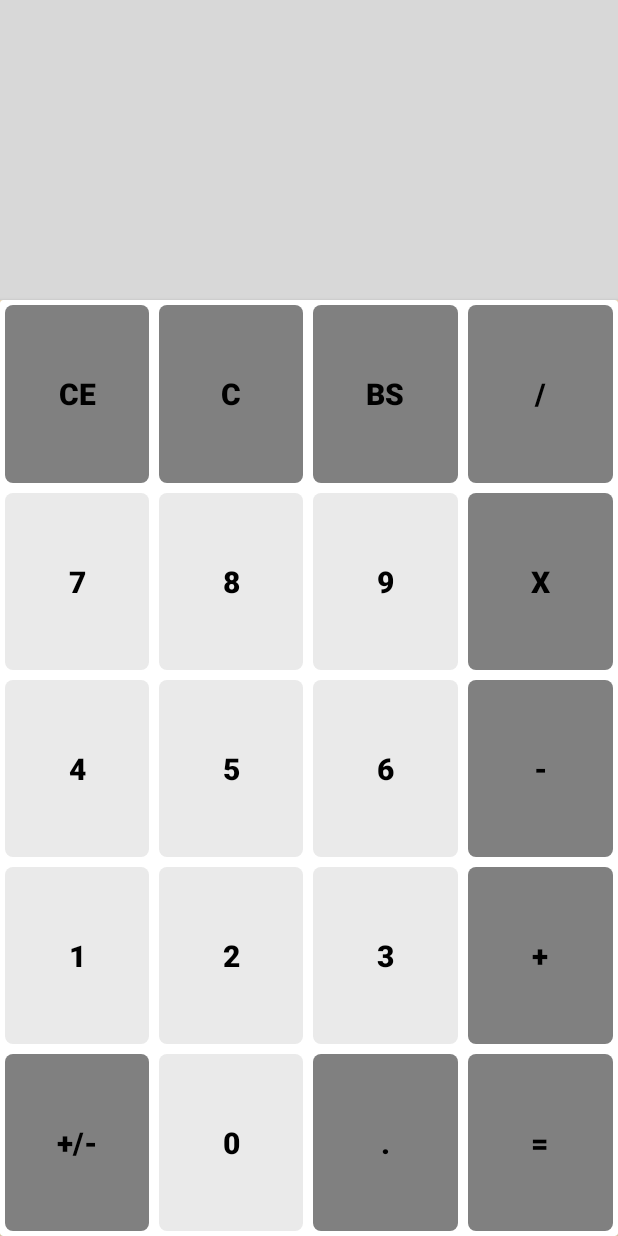
After one commit to minh-trancong/Android.VP.20231.SimpleCalculator, an Android app built with Jetpack Compose: the layout activity_main.xml on its own in the app's theme, with its tools: preview values and no code run, on a phone screen of 412 x 824 dp. The commit adds this screen. Run offline under Robolectric (Android 15) with nearby library versions, the phone set to English and light mode, and no system bars.

Commit message:
feat: add initial UI ✨

```diff
--- a/app/build.gradle.kts
+++ b/app/build.gradle.kts
@@ -38,6 +38,7 @@ android {
     }
     buildFeatures {
         compose = true
+        viewBinding = true
     }
     composeOptions {
         kotlinCompilerExtensionVersion = "1.4.3"
@@ -59,6 +60,8 @@ dependencies {
     implementation("androidx.compose.ui:ui-graphics")
     implementation("androidx.compose.ui:ui-tooling-preview")
     implementation("androidx.compose.material3:material3")
+    implementation("androidx.appcompat:appcompat:1.6.1")
+    implementation("androidx.cardview:cardview:1.0.0")
     testImplementation("junit:junit:4.13.2")
     androidTestImplementation("androidx.test.ext:junit:1.1.5")
     androidTestImplementation("androidx.test.espresso:espresso-core:3.5.1")
--- a/app/src/main/java/com/example/simplecalculator/MainActivity.kt
+++ b/app/src/main/java/com/example/simplecalculator/MainActivity.kt
@@ -1,46 +1,15 @@
 package com.example.simplecalculator
 
 import android.os.Bundle
-import androidx.activity.ComponentActivity
-import androidx.activity.compose.setContent
-import androidx.compose.foundation.layout.fillMaxSize
-import androidx.compose.material3.MaterialTheme
-import androidx.compose.material3.Surface
-import androidx.compose.material3.Text
-import androidx.compose.runtime.Composable
-import androidx.compose.ui.Modifier
-import androidx.compose.ui.tooling.preview.Preview
-import com.example.simplecalculator.ui.theme.SimpleCalculatorTheme
+import androidx.appcompat.app.AppCompatActivity
+import com.example.simplecalculator.databinding.ActivityMainBinding
 
-class MainActivity : ComponentActivity() {
+class MainActivity : AppCompatActivity() {
+    private lateinit var binding: ActivityMainBinding
+
     override fun onCreate(savedInstanceState: Bundle?) {
         super.onCreate(savedInstanceState)
-        setContent {
-            SimpleCalculatorTheme {
-                // A surface container using the 'background' color from the theme
-                Surface(
-                    modifier = Modifier.fillMaxSize(),
-                    color = MaterialTheme.colorScheme.background
-                ) {
-                    Greeting("Android")
-                }
-            }
-        }
+        binding = ActivityMainBinding.inflate(layoutInflater)
+        setContentView(binding.root)
     }
 }
-
-@Composable
-fun Greeting(name: String, modifier: Modifier = Modifier) {
-    Text(
-        text = "Hello $name!",
-        modifier = modifier
-    )
-}
-
-@Preview(showBackground = true)
-@Composable
-fun GreetingPreview() {
-    SimpleCalculatorTheme {
-        Greeting("Android")
-    }
-}
--- /dev/null
+++ b/app/src/main/res/drawable/gray_button.xml
@@ -0,0 +1,15 @@
+<?xml version="1.0" encoding="utf-8"?>
+<selector xmlns:android="http://schemas.android.com/apk/res/android">
+    <item android:state_pressed="true">
+        <shape android:shape="rectangle">
+            <solid android:color="#A9A9A9" />
+            <corners android:radius="5dp" />
+        </shape>
+    </item>
+    <item>
+        <shape android:shape="rectangle">
+            <solid android:color="#808080" />
+            <corners android:radius="5dp" />
+        </shape>
+    </item>
+</selector>
--- /dev/null
+++ b/app/src/main/res/drawable/white_button.xml
@@ -0,0 +1,15 @@
+<?xml version="1.0" encoding="utf-8"?>
+<selector xmlns:android="http://schemas.android.com/apk/res/android">
+    <item android:state_pressed="true">
+        <shape android:shape="rectangle">
+            <solid android:color="#9E9D9D" />
+            <corners android:radius="5dp" />
+        </shape>
+    </item>
+    <item>
+        <shape android:shape="rectangle">
+            <solid android:color="#EAEAEA" />
+            <corners android:radius="5dp" />
+        </shape>
+    </item>
+</selector>
--- /dev/null
+++ b/app/src/main/res/layout/activity_main.xml
@@ -0,0 +1,377 @@
+<?xml version="1.0" encoding="utf-8"?>
+<RelativeLayout
+    xmlns:android="http://schemas.android.com/apk/res/android"
+    xmlns:tools="http://schemas.android.com/tools"
+    xmlns:app="http://schemas.android.com/apk/res-auto"
+    android:layout_width="match_parent"
+    android:layout_height="match_parent"
+    android:background="@color/retro_beige"
+    tools:context=".MainActivity"
+    >
+
+    <TextView
+        android:id="@+id/second_tv"
+        android:layout_width="match_parent"
+        android:layout_height="100dp"
+        android:background="@color/retro_grey2"
+        android:gravity="bottom"
+        android:maxLines="1"
+        android:padding="10dp"
+        android:paddingTop="30dp"
+        android:text=""
+        android:textAlignment="viewEnd"
+        android:textColor="@color/black"
+        android:textSize="20sp"
+        tools:ignore="RtlCompat" />
+
+    <TextView
+        android:id="@+id/primary_tv"
+        android:layout_width="match_parent"
+        android:layout_height="100dp"
+        android:background="@color/retro_grey2"
+        android:layout_below="@id/second_tv"
+        android:gravity="bottom"
+        android:maxLines="1"
+        android:padding="10dp"
+        android:text=""
+        android:textAlignment="viewEnd"
+        android:textColor="@color/black"
+        android:textSize="35sp"
+        tools:ignore="RtlCompat"
+        />
+
+    <androidx.cardview.widget.CardView
+        android:layout_width="match_parent"
+        android:layout_height="match_parent"
+        android:layout_below="@id/primary_tv"
+        android:background="@color/retro_beige"
+        app:cardCornerRadius="2dp"
+        app:cardElevation="2dp"
+        >
+        <LinearLayout
+            android:layout_width="match_parent"
+            android:layout_height="match_parent"
+            android:orientation="vertical">
+
+            <LinearLayout
+                android:layout_width="match_parent"
+                android:layout_height="match_parent"
+                android:layout_weight="7"
+                android:orientation="horizontal"
+                >
+                <Button
+                    android:id="@+id/btn_sq"
+                    android:layout_width="0dp"
+                    android:layout_height="match_parent"
+                    android:layout_margin="3dp"
+                    android:layout_weight="0.25"
+                    android:background="@drawable/gray_button"
+                    android:padding="6dp"
+                    android:text="@string/ce"
+                    android:textColor="@color/black"
+                    android:textSize="20sp"
+                    android:textStyle="bold"
+                    style="?android:attr/buttonBarButtonStyle"
+                    tools:ignore="NestedWeights,VisualLintButtonSize" />
+                <Button
+                    android:id="@+id/btn_sqrt"
+                    android:layout_width="0dp"
+                    android:layout_height="match_parent"
+                    android:layout_margin="3dp"
+                    android:layout_weight="0.25"
+                    android:background="@drawable/gray_button"
+                    android:padding="6dp"
+                    android:text="@string/c"
+                    android:textColor="@color/black"
+                    android:textSize="20sp"
+                    android:textStyle="bold"
+                    style="?android:attr/buttonBarButtonStyle"
+                    tools:ignore="VisualLintButtonSize" />
+                <Button
+                    android:id="@+id/btn_inv"
+                    android:layout_width="0dp"
+                    android:layout_height="match_parent"
+                    android:layout_margin="3dp"
+                    android:layout_weight="0.25"
+                    android:background="@drawable/gray_button"
+                    android:padding="6dp"
+                    android:text="@string/bs"
+                    android:textColor="@color/black"
+                    android:textSize="20sp"
+                    android:textStyle="bold"
+                    style="?android:attr/buttonBarButtonStyle"
+                    tools:ignore="VisualLintButtonSize" />
+                <Button
+                    android:id="@+id/btn_div"
+                    android:layout_width="0dp"
+                    android:layout_height="match_parent"
+                    android:layout_margin="3dp"
+                    android:layout_weight="0.25"
+                    android:background="@drawable/gray_button"
+                    android:padding="6dp"
+                    android:text="@string/division"
+                    android:textColor="@color/black"
+                    android:textSize="20sp"
+                    android:textStyle="bold"
+                    style="?android:attr/buttonBarButtonStyle"
+                    tools:ignore="VisualLintButtonSize" />
+
+            </LinearLayout>
+            <LinearLayout
+                android:layout_width="match_parent"
+                android:layout_height="match_parent"
+                android:layout_weight="7"
+                android:orientation="horizontal"
+                >
+                <Button
+                    android:id="@+id/btn_7"
+                    android:layout_width="0dp"
+                    android:layout_height="match_parent"
+                    android:layout_margin="3dp"
+                    android:layout_weight="0.25"
+                    android:padding="6dp"
+                    android:text="@string/_7"
+                    android:background="@drawable/white_button"
+                    android:textColor="@color/black"
+                    android:textSize="20sp"
+                    android:textStyle="bold"
+                    style="?android:attr/buttonBarButtonStyle"
+                    tools:ignore="NestedWeights,VisualLintButtonSize" />
+                <Button
+                    android:id="@+id/btn_8"
+                    android:layout_width="0dp"
+                    android:layout_height="match_parent"
+                    android:layout_margin="3dp"
+                    android:layout_weight="0.25"
+                    android:background="@drawable/white_button"
+                    android:padding="6dp"
+                    android:text="@string/_8"
+                    android:textColor="@color/black"
+                    android:textSize="20sp"
+                    android:textStyle="bold"
+                    style="?android:attr/buttonBarButtonStyle"
+                    tools:ignore="VisualLintButtonSize" />
+                <Button
+                    android:id="@+id/btn_9"
+                    android:layout_width="0dp"
+                    android:layout_height="match_parent"
+                    android:layout_margin="3dp"
+                    android:layout_weight="0.25"
+                    android:background="@drawable/white_button"
+                    android:padding="6dp"
+                    android:text="@string/_9"
+                    android:textColor="@color/black"
+                    android:textSize="20sp"
+                    android:textStyle="bold"
+                    style="?android:attr/buttonBarButtonStyle"
+                    tools:ignore="VisualLintButtonSize" />
+                <Button
+                    android:id="@+id/btn_multiple"
+                    android:layout_width="0dp"
+                    android:layout_height="match_parent"
+                    android:layout_margin="3dp"
+                    android:layout_weight="0.25"
+                    android:background="@drawable/gray_button"
+                    android:padding="6dp"
+                    android:text="@string/multiple"
+                    android:textColor="@color/black"
+                    android:textSize="20sp"
+                    android:textStyle="bold"
+                    style="?android:attr/buttonBarButtonStyle"
+                    tools:ignore="VisualLintButtonSize" />
+            </LinearLayout>
+            <LinearLayout
+                android:layout_width="match_parent"
+                android:layout_height="match_parent"
+                android:layout_weight="7"
+                android:orientation="horizontal"
+                >
+                <Button
+                    android:id="@+id/btn_4"
+                    android:layout_width="0dp"
+                    android:layout_height="match_parent"
+                    android:layout_margin="3dp"
+                    android:layout_weight="0.25"
+                    android:background="@drawable/white_button"
+                    android:padding="6dp"
+                    android:text="@string/_4"
+                    android:textColor="@color/black"
+                    android:textSize="20sp"
+                    android:textStyle="bold"
+                    style="?android:attr/buttonBarButtonStyle"
+                    tools:ignore="NestedWeights,VisualLintButtonSize" />
+                <Button
+                    android:id="@+id/btn_5"
+                    android:layout_width="0dp"
+                    android:layout_height="match_parent"
+                    android:layout_margin="3dp"
+                    android:layout_weight="0.25"
+                    android:background="@drawable/white_button"
+                    android:padding="6dp"
+                    android:text="@string/_5"
+                    android:textColor="@color/black"
+                    android:textSize="20sp"
+                    android:textStyle="bold"
+                    style="?android:attr/buttonBarButtonStyle"
+                    tools:ignore="VisualLintButtonSize" />
+                <Button
+                    android:id="@+id/btn_6"
+                    android:layout_width="0dp"
+                    android:layout_height="match_parent"
+                    android:layout_margin="3dp"
+                    android:layout_weight="0.25"
+                    android:background="@drawable/white_button"
+                    android:padding="6dp"
+                    android:text="@string/_6"
+                    android:textColor="@color/black"
+                    android:textSize="20sp"
+                    android:textStyle="bold"
+                    style="?android:attr/buttonBarButtonStyle"
+                    tools:ignore="VisualLintButtonSize" />
+                <Button
+                    android:id="@+id/btn_minus"
+                    android:layout_width="0dp"
+                    android:layout_height="match_parent"
+                    android:layout_margin="3dp"
+                    android:layout_weight="0.25"
+                    android:background="@drawable/gray_button"
+                    android:padding="6dp"
+                    android:text="@string/minus"
+                    android:textColor="@color/black"
+                    android:textSize="20sp"
+                    android:textStyle="bold"
+                    style="?android:attr/buttonBarButtonStyle"
+                    tools:ignore="VisualLintButtonSize" />
+
+            </LinearLayout>
+            <LinearLayout
+                android:layout_width="match_parent"
+                android:layout_height="match_parent"
+                android:layout_weight="7"
+                android:orientation="horizontal"
+                >
+                <Button
+                    android:id="@+id/btn_1"
+                    android:layout_width="0dp"
+                    android:layout_height="match_parent"
+                    android:layout_margin="3dp"
+                    android:layout_weight="0.25"
+                    android:background="@drawable/white_button"
+                    android:padding="6dp"
+                    android:text="@string/_1"
+                    android:textColor="@color/black"
+                    android:textSize="20sp"
+                    android:textStyle="bold"
+                    style="?android:attr/buttonBarButtonStyle"
+                    tools:ignore="NestedWeights,VisualLintButtonSize" />
+                <Button
+                    android:id="@+id/btn_2"
+                    android:layout_width="0dp"
+                    android:layout_height="match_parent"
+                    android:layout_margin="3dp"
+                    android:layout_weight="0.25"
+                    android:background="@drawable/white_button"
+                    android:padding="6dp"
+                    android:text="@string/_2"
+                    android:textColor="@color/black"
+                    android:textSize="20sp"
+                    android:textStyle="bold"
+                    style="?android:attr/buttonBarButtonStyle"
+                    tools:ignore="VisualLintButtonSize" />
+                <Button
+                    android:id="@+id/btn_3"
+                    android:layout_width="0dp"
+                    android:layout_height="match_parent"
+                    android:layout_margin="3dp"
+                    android:layout_weight="0.25"
+                    android:background="@drawable/white_button"
+                    android:padding="6dp"
+                    android:text="@string/_3"
+                    android:textColor="@color/black"
+                    android:textSize="20sp"
+                    android:textStyle="bold"
+                    style="?android:attr/buttonBarButtonStyle"
+                    tools:ignore="VisualLintButtonSize" />
+                <Button
+                    android:id="@+id/btn_plus"
+                    android:layout_width="0dp"
+                    android:layout_height="match_parent"
+                    android:layout_margin="3dp"
+                    android:layout_weight="0.25"
+                    android:background="@drawable/gray_button"
+                    android:padding="6dp"
+                    android:text="@string/plus"
+                    android:textColor="@color/black"
+                    android:textSize="20sp"
+                    android:textStyle="bold"
+                    style="?android:attr/buttonBarButtonStyle"
+                    tools:ignore="VisualLintButtonSize" />
+
+            </LinearLayout>
+            <LinearLayout
+                android:layout_width="match_parent"
+                android:layout_height="match_parent"
+                android:layout_weight="7"
+                android:orientation="horizontal"
+                >
+                <Button
+                    android:id="@+id/btn_pi"
+                    android:layout_width="0dp"
+                    android:layout_height="match_parent"
+                    android:layout_margin="3dp"
+                    android:layout_weight="0.25"
+                    android:background="@drawable/gray_button"
+                    android:padding="6dp"
+                    android:text="@string/neg"
+                    android:textColor="@color/black"
+                    android:textSize="20sp"
+                    android:textStyle="bold"
+                    style="?android:attr/buttonBarButtonStyle"
+                    tools:ignore="NestedWeights,VisualLintButtonSize" />
+                <Button
+                    android:id="@+id/btn_0"
+                    android:layout_width="0dp"
+                    android:layout_height="match_parent"
+                    android:layout_margin="3dp"
+                    android:layout_weight="0.25"
+                    android:background="@drawable/white_button"
+                    android:padding="6dp"
+                    android:text="@string/_0"
+                    android:textColor="@color/black"
+                    android:textSize="20sp"
+                    android:textStyle="bold"
+                    style="?android:attr/buttonBarButtonStyle"
+                    tools:ignore="VisualLintButtonSize" />
+                <Button
+                    android:id="@+id/btn_dot"
+                    android:layout_width="0dp"
+                    android:layout_height="match_parent"
+                    android:layout_margin="3dp"
+                    android:layout_weight="0.25"
+                    android:background="@drawable/gray_button"
+                    android:padding="6dp"
+                    android:text="@string/dot"
+                    android:textColor="@color/black"
+                    android:textSize="20sp"
+                    android:textStyle="bold"
+                    style="?android:attr/buttonBarButtonStyle"
+                    tools:ignore="VisualLintButtonSize" />
+                <Button
+                    android:id="@+id/btn_equal"
+                    android:layout_width="0dp"
+                    android:layout_height="match_parent"
+                    android:layout_margin="3dp"
+                    android:layout_weight="0.25"
+                    android:background="@drawable/gray_button"
+                    android:padding="6dp"
+                    android:text="@string/equal"
+                    android:textColor="@color/black"
+                    android:textSize="20sp"
+                    android:textStyle="bold"
+                    style="?android:attr/buttonBarButtonStyle"
+                    tools:ignore="VisualLintButtonSize" />
+            </LinearLayout>
+        </LinearLayout>
+    </androidx.cardview.widget.CardView>
+
+</RelativeLayout>
--- a/app/src/main/res/values/colors.xml
+++ b/app/src/main/res/values/colors.xml
@@ -7,4 +7,11 @@
     <color name="teal_700">#FF018786</color>
     <color name="black">#FF000000</color>
     <color name="white">#FFFFFFFF</color>
+
+    <!-- Retro colors for app -->
+    <color name="retro_red">#FE0000</color>
+    <color name="retro_beige">#F4E0B9</color>
+    <color name="retro_grey1">#A8A196</color>
+    <color name="retro_brown">#7D7463</color>
+    <color name="retro_grey2">#D8D8D8</color>
 </resources>
--- a/app/src/main/res/values/strings.xml
+++ b/app/src/main/res/values/strings.xml
@@ -1,3 +1,30 @@
 <resources>
     <string name="app_name">SimpleCalculator</string>
+    <string name="_0">0</string>
+    <string name="_1">1</string>
+    <string name="_2">2</string>
+    <string name="_3">3</string>
+    <string name="_4">4</string>
+    <string name="_5">5</string>
+    <string name="_6">6</string>
+    <string name="_7">7</string>
+    <string name="_8">8</string>
+    <string name="_9">9</string>
+    <string name="ac">AC</string>
+    <string name="c">C</string>
+    <string name="bracket">)</string>
+    <string name="division">/</string>
+    <string name="leftbracket">(</string>
+    <string name="x_square">x^2</string>
+    <string name="sqrt">√</string>
+    <string name="inv">1/x</string>
+    <string name="multiple">X</string>
+    <string name="plus">+</string>
+    <string name="minus">-</string>
+    <string name="pi">π</string>
+    <string name="dot">.</string>
+    <string name="equal">=</string>
+    <string name="neg">+/-</string>
+    <string name="ce">CE</string>
+    <string name="bs">BS</string>
 </resources>
--- a/app/src/main/res/values/themes.xml
+++ b/app/src/main/res/values/themes.xml
@@ -1,5 +1,4 @@
 <?xml version="1.0" encoding="utf-8"?>
 <resources>
-
-    <style name="Theme.SimpleCalculator" parent="android:Theme.Material.Light.NoActionBar" />
+    <style name="Theme.SimpleCalculator" parent="Theme.AppCompat.Light.NoActionBar" />
 </resources>
```
